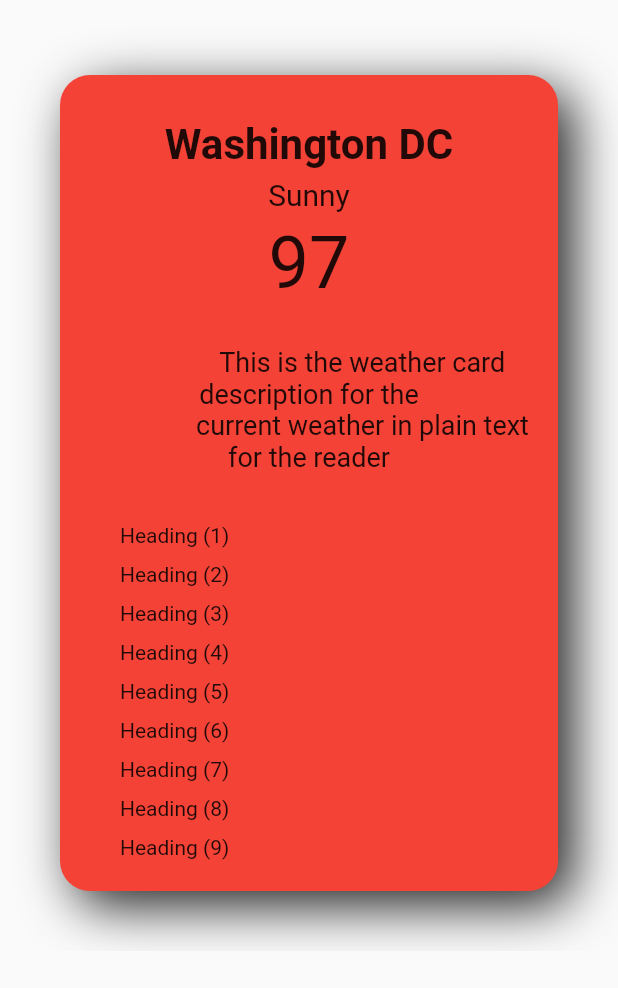
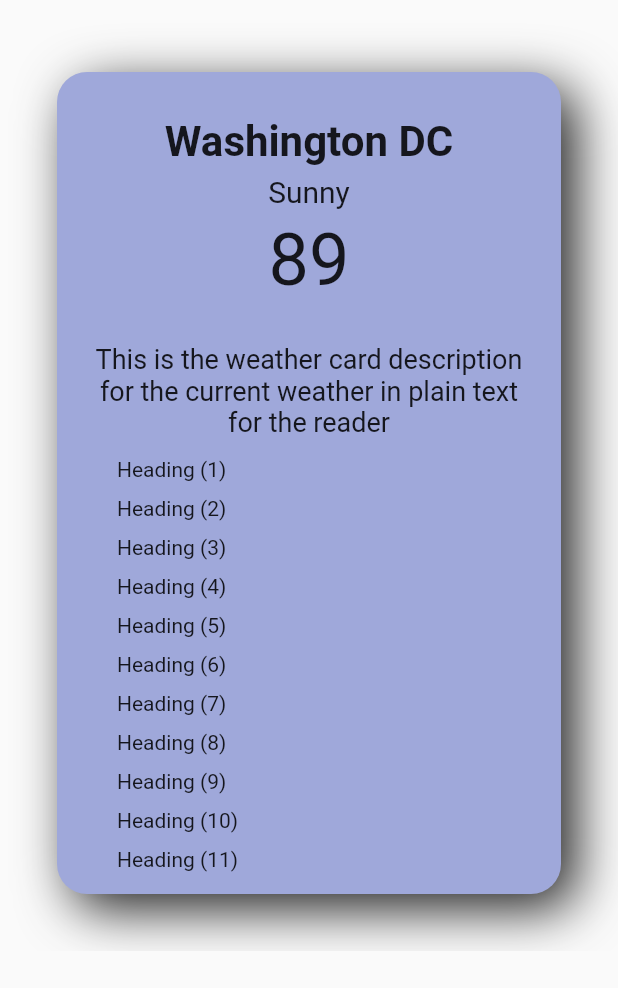
Before and after one commit to aaronksaunders/weather_demo, a Flutter app: the WeatherSlider widget shown alone on an empty page, opened directly, on a phone screen of 412 x 824 dp. Shown: the top 988 px of the screen. Run offline on Flutter 3.47's test engine with Material 2 defaults, Android fonts, the phone set to English and light mode, and no system bars; our stand-ins replace location.

Commit message:
clean up

```diff
--- a/lib/main.dart
+++ b/lib/main.dart
@@ -13,7 +13,7 @@ class MyApp extends StatelessWidget {
     return MaterialApp(
       title: 'Flutter Demo',
       theme: ThemeData(
-        primarySwatch: Colors.blue,
+        primarySwatch: Colors.indigo,
       ),
       home: MyHomePage(title: 'Flutter Weather App'),
     );
@@ -79,9 +79,8 @@ class _MyHomePageState extends State<MyHomePage> {
             }
           }),
       floatingActionButton: FloatingActionButton(
-        backgroundColor: Colors.red,
         onPressed: _incrementCounter,
-        tooltip: 'Increment',
+        tooltip: 'New Location',
         child: const Icon(Icons.add),
       ), // This trailing comma makes auto-formatting nicer for build methods.
     );
--- a/lib/my_slider.dart
+++ b/lib/my_slider.dart
@@ -3,6 +3,14 @@ import 'package:weather_demo/weather_card.dart';
 
 class WeatherSlider extends StatelessWidget {
   final PageController controller = PageController();
+
+  List<Widget> _generateSlides() {
+    return [
+      WeatherCard(title: "Washington DC", temp: 89),
+      WeatherCard(title: "Ocean City, MD", temp: 81),
+      WeatherCard(title: "Silver Spring, MD", temp: 84)
+    ];
+  }
 
   @override
   Widget build(BuildContext context) {
@@ -14,33 +22,7 @@ class WeatherSlider extends StatelessWidget {
       child: PageView(
         scrollDirection: Axis.horizontal,
         controller: controller,
-        children: <Widget>[
-          Container(
-            padding: const EdgeInsets.all(40),
-            child: Container(
-              // color: Colors.red,
-              child: WeatherCard(),
-            ),
-          ),
-          Container(
-            padding: const EdgeInsets.only(left: 10, right: 10),
-            child: Container(
-              color: Colors.blue,
-            ),
-          ),
-          Container(
-            padding: const EdgeInsets.only(left: 20, right: 20),
-            child: Container(
-              color: Colors.green,
-            ),
-          ),
-          Container(
-            padding: const EdgeInsets.only(left: 20, right: 20),
-            child: Container(
-              color: Colors.yellow,
-            ),
-          ),
-        ],
+        children: _generateSlides(),
       ),
     );
   }
--- a/lib/weather_card.dart
+++ b/lib/weather_card.dart
@@ -3,12 +3,18 @@ import 'package:flutter/material.dart';
 class WeatherCard extends StatelessWidget {
   final List<String> _list =
       List<String>.generate(12, (int i) => 'Heading (${i + 1})');
+  final String title;
+  final int temp;
+
+  WeatherCard({this.title, this.temp});
+
   @override
   Widget build(BuildContext context) {
     return Container(
+      margin: EdgeInsets.all(38),
       padding: const EdgeInsets.all(10),
       decoration: BoxDecoration(
-        color: Colors.red,
+        color: Colors.indigo[200],
         // border: Border.all(color: Colors.grey),
         borderRadius: BorderRadius.circular(20),
         boxShadow: const <BoxShadow>[
@@ -23,7 +29,7 @@ class WeatherCard extends StatelessWidget {
             Padding(
               padding: const EdgeInsets.fromLTRB(10, 20, 10, 5),
               child: Text(
-                'Washington DC',
+                this.title,
                 textAlign: TextAlign.center,
                 style: TextStyle(fontWeight: FontWeight.bold, fontSize: 28),
               ),
@@ -39,7 +45,7 @@ class WeatherCard extends StatelessWidget {
             Padding(
               padding: const EdgeInsets.fromLTRB(10, 1, 10, 20),
               child: Text(
-                '97',
+                this.temp.toString(),
                 textAlign: TextAlign.center,
                 style: TextStyle(fontSize: 48),
               ),
@@ -47,10 +53,7 @@ class WeatherCard extends StatelessWidget {
             Padding(
               padding: const EdgeInsets.all(8.0),
               child: Text(
-                '''
-                This is the weather card description for the
-                current weather in plain text for the reader
-                ''',
+                "This is the weather card description for the current weather in plain text for the reader",
                 textAlign: TextAlign.center,
                 style: TextStyle(fontSize: 18),
               ),
```
